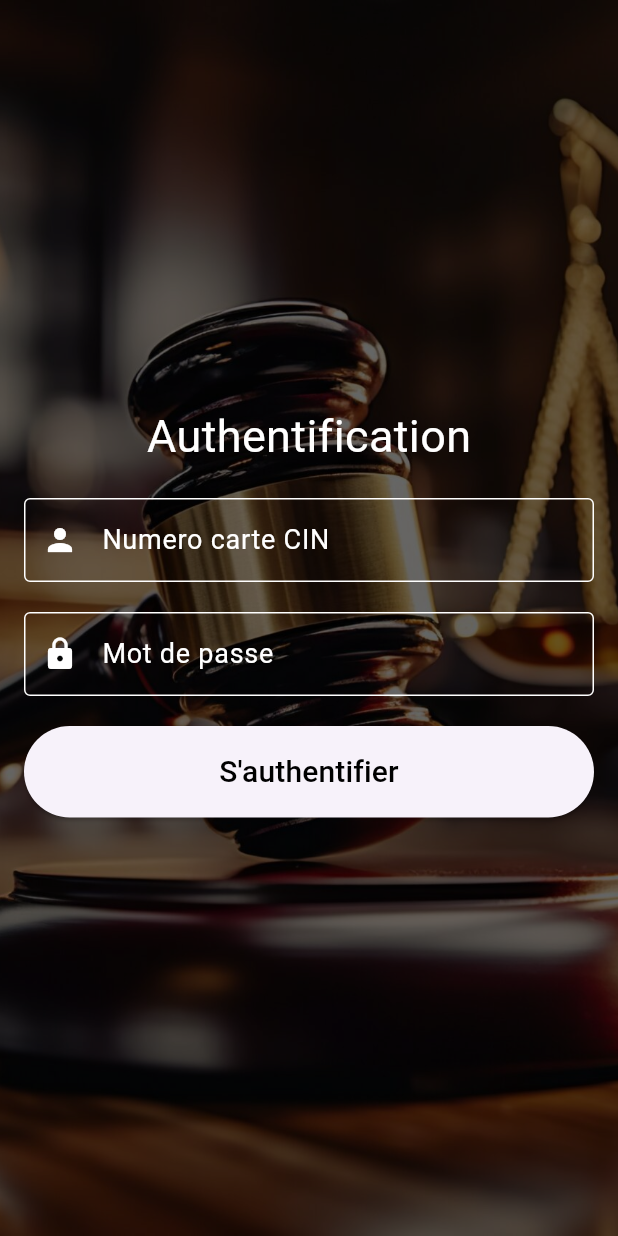
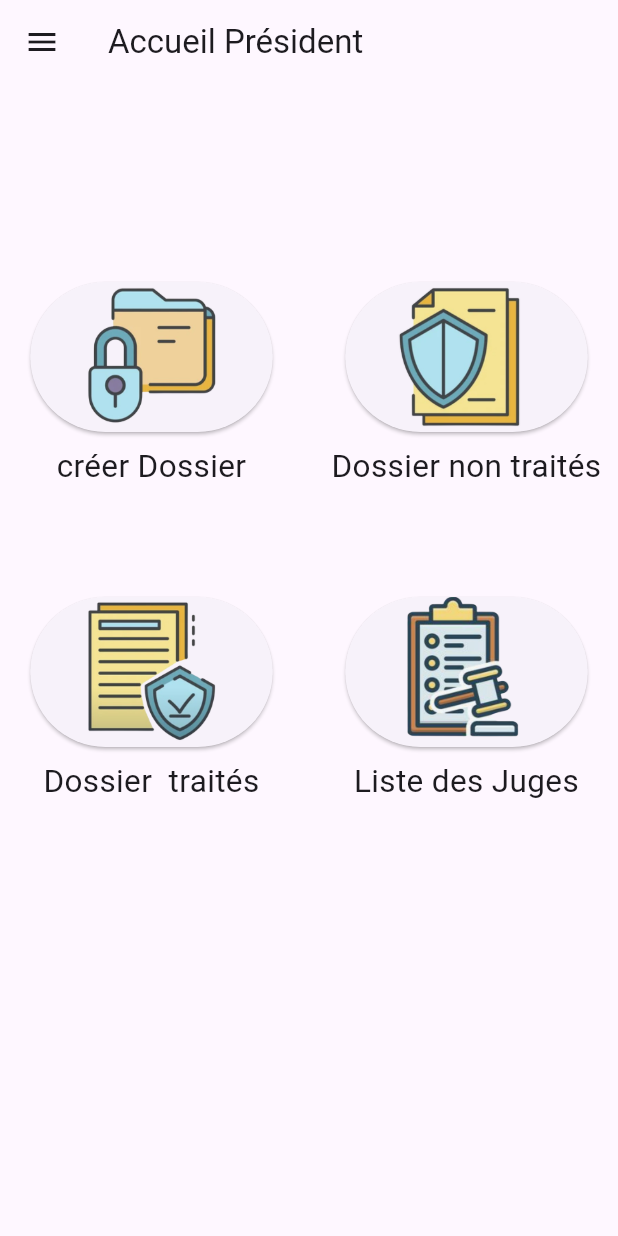
Before and after one commit to mtg-arken/projets_tutores, a Flutter app: the screen it shows after launch, on a phone screen of 412 x 824 dp. Run offline on Flutter 3.47's test engine with Material 3 defaults, Android fonts, the phone set to English and light mode, and no system bars.

Commit message:
ajout interface acceuil president

```diff
--- a/App/lib/Common_Pages/common_app_bar.dart
+++ b/App/lib/Common_Pages/common_app_bar.dart
@@ -1,24 +1,21 @@
-// common_app_bar.dart
-
 import 'package:flutter/material.dart';
 
 class CommonAppBar extends StatelessWidget implements PreferredSizeWidget {
   final String title;
   final VoidCallback onLogout;
 
-  CommonAppBar({required this.title, required this.onLogout});
+  const CommonAppBar({required this.title, required this.onLogout});
+
+  @override
+  Size get preferredSize => Size.fromHeight(kToolbarHeight);
 
   @override
   Widget build(BuildContext context) {
-    return AppBar(
-      title: Text(title),
-      actions: [
-        IconButton(
-          icon: Icon(Icons.exit_to_app),
-          onPressed: onLogout,
-        ),
-      ],
-      /*drawer: Drawer(
+    return Scaffold(
+      appBar: AppBar(
+        title: Text(title),
+      ),
+      drawer: Drawer(
         child: ListView(
           padding: EdgeInsets.zero,
           children: [
@@ -26,34 +23,28 @@ class CommonAppBar extends StatelessWidget implements PreferredSizeWidget {
               decoration: BoxDecoration(
                 color: Colors.blue,
               ),
-              child: Text(
-                'Drawer Header',
-                style: TextStyle(
-                  color: Colors.white,
-                  fontSize: 24,
-                ),
-              ),
+              child: Text('Drawer Header'),
             ),
             ListTile(
-              title: Text('Option 1'),
+              title: Text('Item 1'),
               onTap: () {
-                // Ajouter la logique pour la première option du tiroir ici
-                Navigator.pop(context);
+                // Ajoutez ici les actions spécifiques à l'élément 1 du tiroir
               },
             ),
             ListTile(
-              title: Text('Option 2'),
+              title: Text('Item 2'),
               onTap: () {
-                // Ajouter la logique pour la deuxième option du tiroir ici
-                Navigator.pop(context);
+                // Ajoutez ici les actions spécifiques à l'élément 2 du tiroir
               },
             ),
+            // ... Ajoutez d'autres éléments du tiroir au besoin
           ],
         ),
-      ),*/
+      ),
+      body: Center(
+        child: Text('Contenu de la page'),
+        // Ajoutez ici le contenu de la page
+      ),
     );
   }
-
-  @override
-  Size get preferredSize => Size.fromHeight(kToolbarHeight);
 }
--- a/App/lib/President_Jury/accuil_president.dart
+++ b/App/lib/President_Jury/accuil_president.dart
@@ -1,18 +1,107 @@
-// judge_login.dart
-
 import 'package:flutter/material.dart';
 import '../Common_Pages/common_app_bar.dart';
 
-class JudgeLoginPage extends StatelessWidget {
+class AccueilPresidentPage extends StatelessWidget {
   @override
   Widget build(BuildContext context) {
     return Scaffold(
       appBar: CommonAppBar(
-        title: 'Judge Login',
+        title: 'Accueil Président',
         onLogout: () {
           // Ajouter la logique de déconnexion ici
         },
       ),
+      body: Padding(
+        padding: EdgeInsets.only(top: 100.0),
+        child: Center(
+          child: Align(
+            alignment: Alignment.center,
+            child: GridView.builder(
+              gridDelegate: SliverGridDelegateWithFixedCrossAxisCount(
+                crossAxisCount: 2,
+                crossAxisSpacing: 8.0,
+                mainAxisSpacing: 8.0,
+              ),
+              itemCount: 4,
+              itemBuilder: (context, index) {
+                return Center(
+                  child: Column(
+                    mainAxisAlignment: MainAxisAlignment.center,
+                    crossAxisAlignment: CrossAxisAlignment.center,
+                    children: [
+                      FractionallySizedBox(
+                        widthFactor: 0.8, // Ajustez selon vos besoins
+                        child: LogoButton(
+                          imagePath: getImagePath(index),
+                          onPressed: () {
+                            // Action à effectuer lors du clic sur le bouton logo
+                            print('Bouton Logo $index cliqué');
+                            // Ajoutez ici les actions spécifiques au bouton logo
+                          },
+                        ),
+                      ),
+                      SizedBox(height: 8.0),
+                      Text(
+                        getLabelText(index),
+                        style: TextStyle(fontSize: 21.0),
+                        textAlign: TextAlign.center,
+                      ),
+                    ],
+                  ),
+                );
+              },
+            ),
+          ),
+        ),
+      ),
+    );
+  }
+
+  String getImagePath(int index) {
+    switch (index) {
+      case 0:
+        return 'assets/images/dossiercad.png';
+      case 1:
+        return 'assets/images/liste2.png';
+      case 2:
+        return 'assets/images/liste.png';
+      case 3:
+        return 'assets/images/listejuges.png';
+      default:
+        return '';
+    }
+  }
+
+  String getLabelText(int index) {
+    switch (index) {
+      case 0:
+        return 'créer Dossier ';
+      case 1:
+        return 'Dossier non traités';
+      case 2:
+        return 'Dossier  traités';
+      case 3:
+        return 'Liste des Juges';
+      default:
+        return '';
+    }
+  }
+}
+
+class LogoButton extends StatelessWidget {
+  final String imagePath;
+  final VoidCallback onPressed;
+
+  const LogoButton({required this.imagePath, required this.onPressed});
+
+  @override
+  Widget build(BuildContext context) {
+    return ElevatedButton(
+      onPressed: onPressed,
+      child: Image.asset(
+        imagePath,
+        height: 100.0,
+      ),
     );
   }
 }
--- a/App/lib/main.dart
+++ b/App/lib/main.dart
@@ -1,5 +1,5 @@
 import 'package:flutter/material.dart';
-//import 'user_type_selection.dart';
+import 'President_jury/accuil_president.dart';
 import 'Common_Pages/login_Page.dart';
 
 void main() {
@@ -14,7 +14,7 @@ class MyApp extends StatelessWidget {
       theme: ThemeData(
         primarySwatch: Colors.blue,
       ),
-      home: LoginPage(),
+      home: AccueilPresidentPage(),
       debugShowCheckedModeBanner: false,
     );
   }
```
Also changed, not shown: App/lib/Juje/accuil_juge.dart (+90 -4 lines), App/pubspec.yaml (+9 -0 lines), App/assets/images/dossiercad.png (added), App/assets/images/liste.png (added), App/assets/images/liste2.png (added), App/assets/images/listeDossiers.png (added), App/assets/images/listejuges.png (added).
